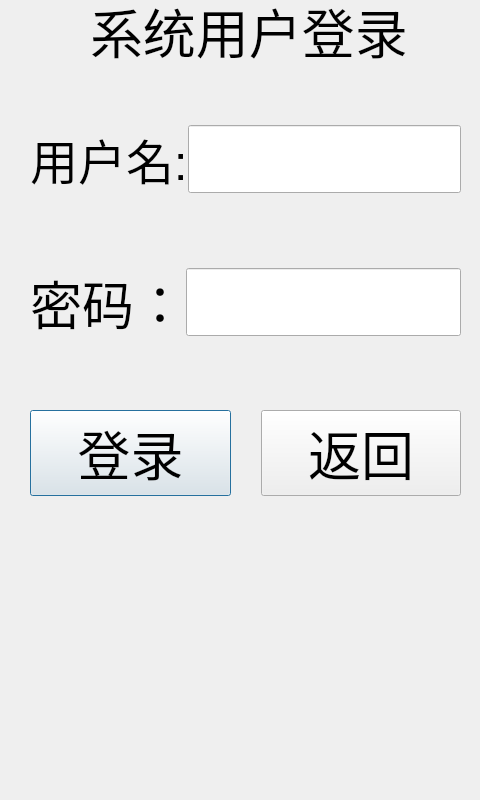
First picture: the form in signin.ui, repository jack-love/wc100-English, before the edit.
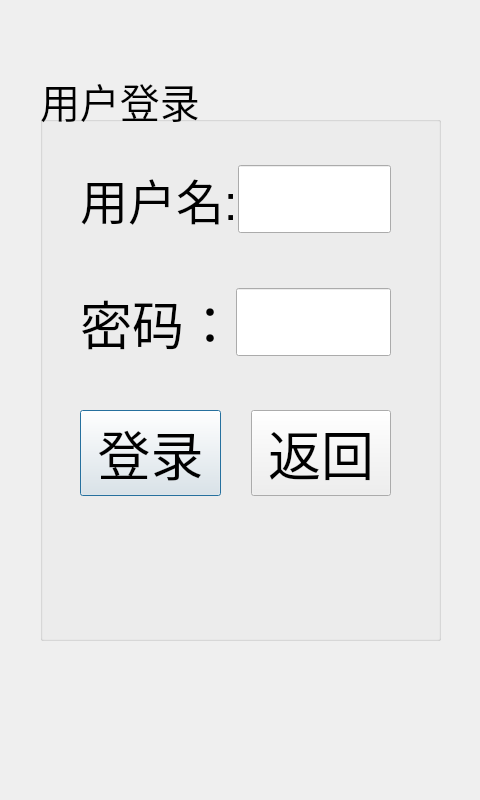
Second picture: the form after the edit.

The edit to the form file:
```diff
--- a/signin.ui
+++ b/signin.ui
@@ -13,31 +13,30 @@
   <property name="windowTitle">
    <string>Dialog</string>
   </property>
-  <widget class="QLabel" name="label">
+  <widget class="QGroupBox" name="groupBox">
    <property name="geometry">
     <rect>
-     <x>90</x>
-     <y>0</y>
-     <width>321</width>
-     <height>61</height>
+     <x>40</x>
+     <y>70</y>
+     <width>401</width>
+     <height>571</height>
     </rect>
    </property>
    <property name="font">
     <font>
-     <pointsize>40</pointsize>
+     <pointsize>30</pointsize>
     </font>
    </property>
-   <property name="text">
-    <string>系统用户登录</string>
+   <property name="title">
+    <string>用户登录</string>
    </property>
-  </widget>
   <widget class="QWidget" name="layoutWidget">
    <property name="geometry">
     <rect>
-     <x>30</x>
-     <y>60</y>
-     <width>431</width>
-     <height>501</height>
+      <x>40</x>
+      <y>50</y>
+      <width>311</width>
+      <height>421</height>
     </rect>
    </property>
    <layout class="QVBoxLayout" name="verticalLayout">
@@ -150,6 +149,7 @@
      </layout>
     </item>
    </layout>
+   </widget>
   </widget>
  </widget>
  <resources/>
```
Left out of the diff: 2 changed lines with no effect on the pictures. Lines whose indentation alone changed are shown as unchanged.
